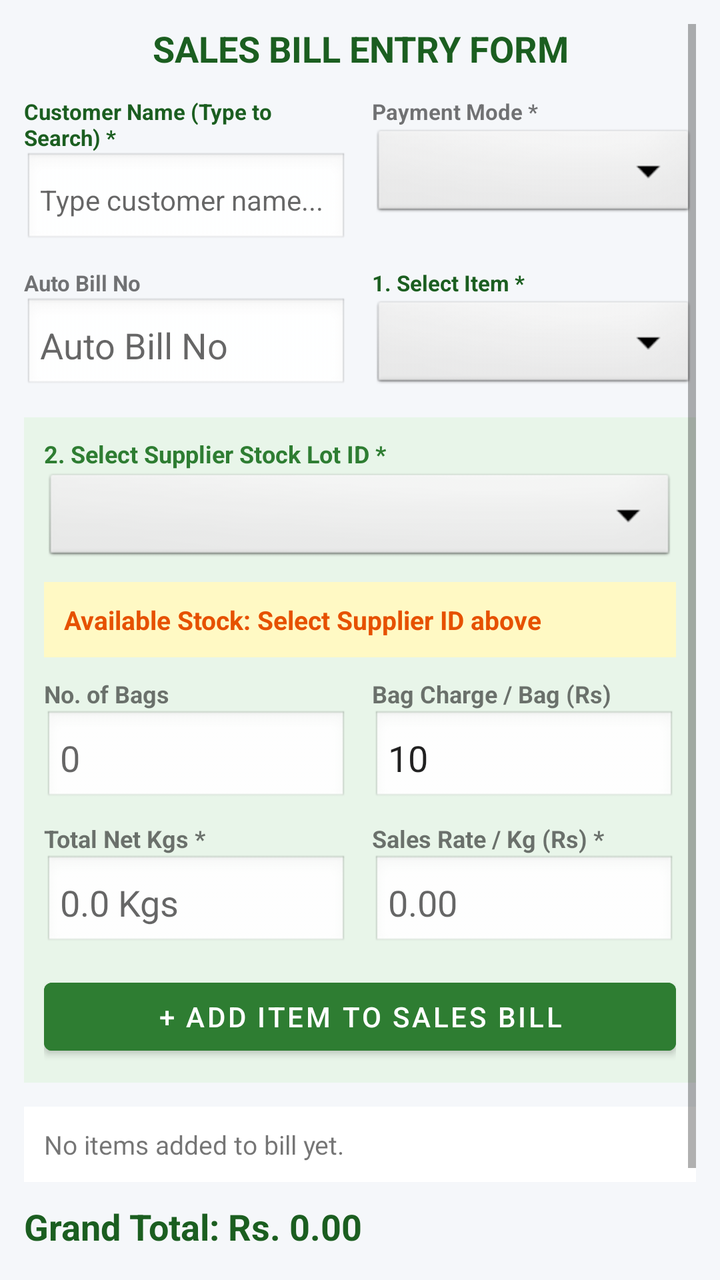
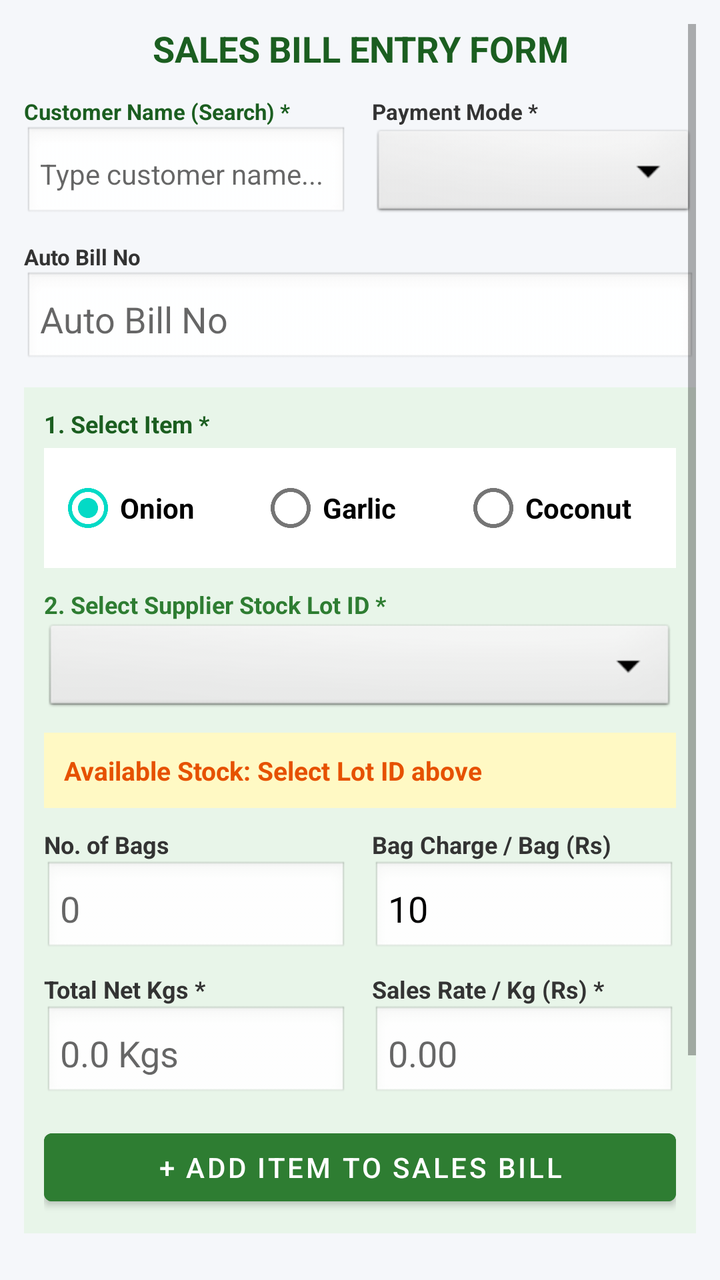

Compare the two renders of this Android layout. The source of the first and the diff that turns it into the second are given below.
<!-- AndroidManifest.xml: application theme Theme.MaterialComponents.DayNight.DarkActionBar -->
<!-- res/layout/activity_sales.xml -->
<?xml version="1.0" encoding="utf-8"?>
<ScrollView xmlns:android="http://schemas.android.com/apk/res/android"
    android:layout_width="match_parent"
    android:layout_height="match_parent"
    android:background="#F5F7FA"
    android:padding="12dp">

    <LinearLayout
        android:layout_width="match_parent"
        android:layout_height="wrap_content"
        android:orientation="vertical">

        <TextView
            android:layout_width="match_parent"
            android:layout_height="wrap_content"
            android:text="SALES BILL ENTRY FORM"
            android:textSize="18sp"
            android:textStyle="bold"
            android:textColor="#1B5E20"
            android:gravity="center"
            android:layout_marginBottom="12dp" />

        
        <LinearLayout
            android:layout_width="match_parent"
            android:layout_height="wrap_content"
            android:orientation="horizontal"
            android:weightSum="2"
            android:layout_marginBottom="10dp">

            <LinearLayout android:layout_width="0dp" android:layout_height="wrap_content" android:layout_weight="1" android:orientation="vertical" android:layout_marginEnd="6dp">
                <TextView android:layout_width="wrap_content" android:layout_height="wrap_content" android:text="Customer Name (Type to Search) *" android:textSize="11sp" android:textStyle="bold" android:textColor="#1B5E20" />
                <AutoCompleteTextView
                    android:id="@+id/actvCustomer"
                    android:layout_width="match_parent"
                    android:layout_height="48dp"
                    android:hint="Type customer name..."
                    android:completionThreshold="1"
                    android:background="@android:drawable/edit_text"
                    android:padding="8dp"
                    android:textSize="14sp" />
            </LinearLayout>

            <LinearLayout android:layout_width="0dp" android:layout_height="wrap_content" android:layout_weight="1" android:orientation="vertical" android:layout_marginStart="6dp">
                <TextView android:layout_width="wrap_content" android:layout_height="wrap_content" android:text="Payment Mode *" android:textSize="11sp" android:textStyle="bold" />
                <Spinner android:id="@+id/spSalesPayMode" android:layout_width="match_parent" android:layout_height="48dp" android:background="@android:drawable/btn_dropdown" />
            </LinearLayout>
        </LinearLayout>

        
        <LinearLayout
            android:layout_width="match_parent"
            android:layout_height="wrap_content"
            android:orientation="horizontal"
            android:weightSum="2"
            android:layout_marginBottom="12dp">

            <LinearLayout android:layout_width="0dp" android:layout_height="wrap_content" android:layout_weight="1" android:orientation="vertical" android:layout_marginEnd="6dp">
                <TextView android:layout_width="wrap_content" android:layout_height="wrap_content" android:text="Auto Bill No" android:textSize="11sp" android:textStyle="bold" />
                <EditText android:id="@+id/etSalesBillNo" android:layout_width="match_parent" android:layout_height="48dp" android:hint="Auto Bill No" android:background="@android:drawable/edit_text" android:padding="8dp" />
            </LinearLayout>

            <LinearLayout android:layout_width="0dp" android:layout_height="wrap_content" android:layout_weight="1" android:orientation="vertical" android:layout_marginStart="6dp">
                <TextView android:layout_width="wrap_content" android:layout_height="wrap_content" android:text="1. Select Item *" android:textSize="11sp" android:textStyle="bold" android:textColor="#1B5E20" />
                <Spinner android:id="@+id/spSalesItem" android:layout_width="match_parent" android:layout_height="48dp" android:background="@android:drawable/btn_dropdown" />
            </LinearLayout>
        </LinearLayout>

        
        <LinearLayout
            android:layout_width="match_parent"
            android:layout_height="wrap_content"
            android:orientation="vertical"
            android:background="#E8F5E9"
            android:padding="10dp"
            android:layout_marginBottom="12dp">

            <TextView android:layout_width="wrap_content" android:layout_height="wrap_content" android:text="2. Select Supplier Stock Lot ID *" android:textSize="12sp" android:textStyle="bold" android:textColor="#2E7D32" />
            <Spinner android:id="@+id/spSupplierBatch" android:layout_width="match_parent" android:layout_height="48dp" android:background="@android:drawable/btn_dropdown" android:layout_marginBottom="8dp" />

            <TextView
                android:id="@+id/tvLiveStockBanner"
                android:layout_width="match_parent"
                android:layout_height="wrap_content"
                android:text="Available Stock: Select Supplier ID above"
                android:background="#FFF9C4"
                android:textColor="#E65100"
                android:textStyle="bold"
                android:textSize="13sp"
                android:padding="10dp"
                android:layout_marginBottom="10dp" />

            
            <LinearLayout
                android:id="@+id/layoutSalesOnion"
                android:layout_width="match_parent"
                android:layout_height="wrap_content"
                android:orientation="horizontal"
                android:weightSum="2"
                android:layout_marginBottom="8dp">

                <LinearLayout android:layout_width="0dp" android:layout_height="wrap_content" android:layout_weight="1" android:orientation="vertical" android:layout_marginEnd="6dp">
                    <TextView android:layout_width="wrap_content" android:layout_height="wrap_content" android:text="No. of Bags" android:textSize="12sp" android:textStyle="bold" />
                    <EditText android:id="@+id/etSalesBags" android:layout_width="match_parent" android:layout_height="48dp" android:hint="0" android:inputType="number" android:background="@android:drawable/edit_text" android:padding="8dp" />
                </LinearLayout>

                <LinearLayout android:layout_width="0dp" android:layout_height="wrap_content" android:layout_weight="1" android:orientation="vertical" android:layout_marginStart="6dp">
                    <TextView android:layout_width="wrap_content" android:layout_height="wrap_content" android:text="Bag Charge / Bag (Rs)" android:textSize="12sp" android:textStyle="bold" />
                    <EditText android:id="@+id/etSalesBagRate" android:layout_width="match_parent" android:layout_height="48dp" android:text="10" android:inputType="numberDecimal" android:background="@android:drawable/edit_text" android:padding="8dp" />
                </LinearLayout>
            </LinearLayout>

            
            <LinearLayout
                android:layout_width="match_parent"
                android:layout_height="wrap_content"
                android:orientation="horizontal"
                android:weightSum="2"
                android:layout_marginBottom="10dp">

                <LinearLayout android:layout_width="0dp" android:layout_height="wrap_content" android:layout_weight="1" android:orientation="vertical" android:layout_marginEnd="6dp">
                    <TextView android:layout_width="wrap_content" android:layout_height="wrap_content" android:text="Total Net Kgs *" android:textSize="12sp" android:textStyle="bold" />
                    <EditText android:id="@+id/etSalesNetKgs" android:layout_width="match_parent" android:layout_height="48dp" android:hint="0.0 Kgs" android:inputType="numberDecimal" android:background="@android:drawable/edit_text" android:padding="8dp" />
                </LinearLayout>

                <LinearLayout android:layout_width="0dp" android:layout_height="wrap_content" android:layout_weight="1" android:orientation="vertical" android:layout_marginStart="6dp">
                    <TextView android:layout_width="wrap_content" android:layout_height="wrap_content" android:text="Sales Rate / Kg (Rs) *" android:textSize="12sp" android:textStyle="bold" />
                    <EditText android:id="@+id/etSalesRatePerKg" android:layout_width="match_parent" android:layout_height="48dp" android:hint="0.00" android:inputType="numberDecimal" android:background="@android:drawable/edit_text" android:padding="8dp" />
                </LinearLayout>
            </LinearLayout>

            <Button android:id="@+id/btnAddSalesItem" android:layout_width="match_parent" android:layout_height="46dp" android:text="+ ADD ITEM TO SALES BILL" android:backgroundTint="#2E7D32" />
        </LinearLayout>

        <TextView android:id="@+id/tvSalesCartList" android:layout_width="match_parent" android:layout_height="wrap_content" android:text="No items added to bill yet." android:background="#FFFFFF" android:padding="10dp" android:textSize="13sp" android:layout_marginBottom="10dp" />
        <TextView android:id="@+id/tvSalesGrandTotal" android:layout_width="match_parent" android:layout_height="wrap_content" android:text="Grand Total: Rs. 0.00" android:textSize="18sp" android:textStyle="bold" android:textColor="#1B5E20" android:layout_marginBottom="12dp" />
        <Button android:id="@+id/btnSaveSalesBill" android:layout_width="match_parent" android:layout_height="52dp" android:text="SUBMIT SALES BILL &amp; UPDATE STOCK" android:backgroundTint="#1B5E20" />

    </LinearLayout>
</ScrollView>
<!-- resources referenced by this layout -->
<resources>

</resources>

<!-- the commit's change to res/layout/activity_sales.xml (unified diff, before → after) -->
@@ -29,7 +29,7 @@
             android:layout_marginBottom="10dp">
 
             <LinearLayout android:layout_width="0dp" android:layout_height="wrap_content" android:layout_weight="1" android:orientation="vertical" android:layout_marginEnd="6dp">
-                <TextView android:layout_width="wrap_content" android:layout_height="wrap_content" android:text="Customer Name (Type to Search) *" android:textSize="11sp" android:textStyle="bold" android:textColor="#1B5E20" />
+                <TextView android:layout_width="wrap_content" android:layout_height="wrap_content" android:text="Customer Name (Search) *" android:textSize="11sp" android:textStyle="bold" android:textColor="#1B5E20" />
                 <AutoCompleteTextView
                     android:id="@+id/actvCustomer"
                     android:layout_width="match_parent"
@@ -38,33 +38,24 @@
                     android:completionThreshold="1"
                     android:background="@android:drawable/edit_text"
                     android:padding="8dp"
+                    android:textColor="#000000"
                     android:textSize="14sp" />
             </LinearLayout>
 
             <LinearLayout android:layout_width="0dp" android:layout_height="wrap_content" android:layout_weight="1" android:orientation="vertical" android:layout_marginStart="6dp">
-                <TextView android:layout_width="wrap_content" android:layout_height="wrap_content" android:text="Payment Mode *" android:textSize="11sp" android:textStyle="bold" />
-                <Spinner android:id="@+id/spSalesPayMode" android:layout_width="match_parent" android:layout_height="48dp" android:background="@android:drawable/btn_dropdown" />
+                <TextView android:layout_width="wrap_content" android:layout_height="wrap_content" android:text="Payment Mode *" android:textSize="11sp" android:textStyle="bold" android:textColor="#333333" />
+                <Spinner
+                    android:id="@+id/spSalesPayMode"
+                    android:layout_width="match_parent"
+                    android:layout_height="48dp"
+                    android:spinnerMode="dialog"
+                    android:background="@android:drawable/btn_dropdown" />
             </LinearLayout>
         </LinearLayout>
 
         
-        <LinearLayout
-            android:layout_width="match_parent"
-            android:layout_height="wrap_content"
-            android:orientation="horizontal"
-            android:weightSum="2"
-            android:layout_marginBottom="12dp">
-
-            <LinearLayout android:layout_width="0dp" android:layout_height="wrap_content" android:layout_weight="1" android:orientation="vertical" android:layout_marginEnd="6dp">
-                <TextView android:layout_width="wrap_content" android:layout_height="wrap_content" android:text="Auto Bill No" android:textSize="11sp" android:textStyle="bold" />
-                <EditText android:id="@+id/etSalesBillNo" android:layout_width="match_parent" android:layout_height="48dp" android:hint="Auto Bill No" android:background="@android:drawable/edit_text" android:padding="8dp" />
-            </LinearLayout>
-
-            <LinearLayout android:layout_width="0dp" android:layout_height="wrap_content" android:layout_weight="1" android:orientation="vertical" android:layout_marginStart="6dp">
-                <TextView android:layout_width="wrap_content" android:layout_height="wrap_content" android:text="1. Select Item *" android:textSize="11sp" android:textStyle="bold" android:textColor="#1B5E20" />
-                <Spinner android:id="@+id/spSalesItem" android:layout_width="match_parent" android:layout_height="48dp" android:background="@android:drawable/btn_dropdown" />
-            </LinearLayout>
-        </LinearLayout>
+        <TextView android:layout_width="wrap_content" android:layout_height="wrap_content" android:text="Auto Bill No" android:textSize="11sp" android:textStyle="bold" android:textColor="#333333" />
+        <EditText android:id="@+id/etSalesBillNo" android:layout_width="match_parent" android:layout_height="48dp" android:hint="Auto Bill No" android:textColor="#000000" android:background="@android:drawable/edit_text" android:padding="8dp" android:layout_marginBottom="10dp" />
 
         
         <LinearLayout
@@ -75,14 +66,60 @@
             android:padding="10dp"
             android:layout_marginBottom="12dp">
 
+            <TextView android:layout_width="wrap_content" android:layout_height="wrap_content" android:text="1. Select Item *" android:textSize="12sp" android:textStyle="bold" android:textColor="#1B5E20" android:layout_marginBottom="4dp" />
+
+            <RadioGroup
+                android:id="@+id/rgSalesItem"
+                android:layout_width="match_parent"
+                android:layout_height="wrap_content"
+                android:orientation="horizontal"
+                android:background="#FFFFFF"
+                android:padding="6dp"
+                android:layout_marginBottom="10dp">
+
+                <RadioButton
+                    android:id="@+id/rbSalesOnion"
+                    android:layout_width="0dp"
+                    android:layout_height="wrap_content"
+                    android:layout_weight="1"
+                    android:text="Onion"
+                    android:textColor="#000000"
+                    android:textStyle="bold"
+                    android:checked="true" />
+
+                <RadioButton
+                    android:id="@+id/rbSalesGarlic"
+                    android:layout_width="0dp"
+                    android:layout_height="wrap_content"
+                    android:layout_weight="1"
+                    android:text="Garlic"
+                    android:textColor="#000000"
+                    android:textStyle="bold" />
+
+                <RadioButton
+                    android:id="@+id/rbSalesCoconut"
+                    android:layout_width="0dp"
+                    android:layout_height="wrap_content"
+                    android:layout_weight="1"
+                    android:text="Coconut"
+                    android:textColor="#000000"
+                    android:textStyle="bold" />
+            </RadioGroup>
+
             <TextView android:layout_width="wrap_content" android:layout_height="wrap_content" android:text="2. Select Supplier Stock Lot ID *" android:textSize="12sp" android:textStyle="bold" android:textColor="#2E7D32" />
-            <Spinner android:id="@+id/spSupplierBatch" android:layout_width="match_parent" android:layout_height="48dp" android:background="@android:drawable/btn_dropdown" android:layout_marginBottom="8dp" />
+            <Spinner
+                android:id="@+id/spSupplierBatch"
+                android:layout_width="match_parent"
+                android:layout_height="48dp"
+                android:spinnerMode="dialog"
+                android:background="@android:drawable/btn_dropdown"
+                android:layout_marginBottom="8dp" />
 
             <TextView
                 android:id="@+id/tvLiveStockBanner"
                 android:layout_width="match_parent"
                 android:layout_height="wrap_content"
-                android:text="Available Stock: Select Supplier ID above"
+                android:text="Available Stock: Select Lot ID above"
                 android:background="#FFF9C4"
                 android:textColor="#E65100"
                 android:textStyle="bold"
@@ -100,13 +137,13 @@
                 android:layout_marginBottom="8dp">
 
                 <LinearLayout android:layout_width="0dp" android:layout_height="wrap_content" android:layout_weight="1" android:orientation="vertical" android:layout_marginEnd="6dp">
-                    <TextView android:layout_width="wrap_content" android:layout_height="wrap_content" android:text="No. of Bags" android:textSize="12sp" android:textStyle="bold" />
-                    <EditText android:id="@+id/etSalesBags" android:layout_width="match_parent" android:layout_height="48dp" android:hint="0" android:inputType="number" android:background="@android:drawable/edit_text" android:padding="8dp" />
+                    <TextView android:layout_width="wrap_content" android:layout_height="wrap_content" android:text="No. of Bags" android:textSize="12sp" android:textStyle="bold" android:textColor="#333333" />
+                    <EditText android:id="@+id/etSalesBags" android:layout_width="match_parent" android:layout_height="48dp" android:hint="0" android:textColor="#000000" android:inputType="number" android:background="@android:drawable/edit_text" android:padding="8dp" />
                 </LinearLayout>
 
                 <LinearLayout android:layout_width="0dp" android:layout_height="wrap_content" android:layout_weight="1" android:orientation="vertical" android:layout_marginStart="6dp">
-                    <TextView android:layout_width="wrap_content" android:layout_height="wrap_content" android:text="Bag Charge / Bag (Rs)" android:textSize="12sp" android:textStyle="bold" />
-                    <EditText android:id="@+id/etSalesBagRate" android:layout_width="match_parent" android:layout_height="48dp" android:text="10" android:inputType="numberDecimal" android:background="@android:drawable/edit_text" android:padding="8dp" />
+                    <TextView android:layout_width="wrap_content" android:layout_height="wrap_content" android:text="Bag Charge / Bag (Rs)" android:textSize="12sp" android:textStyle="bold" android:textColor="#333333" />
+                    <EditText android:id="@+id/etSalesBagRate" android:layout_width="match_parent" android:layout_height="48dp" android:text="10" android:textColor="#000000" android:inputType="numberDecimal" android:background="@android:drawable/edit_text" android:padding="8dp" />
                 </LinearLayout>
             </LinearLayout>
 
@@ -119,22 +156,22 @@
                 android:layout_marginBottom="10dp">
 
                 <LinearLayout android:layout_width="0dp" android:layout_height="wrap_content" android:layout_weight="1" android:orientation="vertical" android:layout_marginEnd="6dp">
-                    <TextView android:layout_width="wrap_content" android:layout_height="wrap_content" android:text="Total Net Kgs *" android:textSize="12sp" android:textStyle="bold" />
-                    <EditText android:id="@+id/etSalesNetKgs" android:layout_width="match_parent" android:layout_height="48dp" android:hint="0.0 Kgs" android:inputType="numberDecimal" android:background="@android:drawable/edit_text" android:padding="8dp" />
+                    <TextView android:layout_width="wrap_content" android:layout_height="wrap_content" android:text="Total Net Kgs *" android:textSize="12sp" android:textStyle="bold" android:textColor="#333333" />
+                    <EditText android:id="@+id/etSalesNetKgs" android:layout_width="match_parent" android:layout_height="48dp" android:hint="0.0 Kgs" android:textColor="#000000" android:inputType="numberDecimal" android:background="@android:drawable/edit_text" android:padding="8dp" />
                 </LinearLayout>
 
                 <LinearLayout android:layout_width="0dp" android:layout_height="wrap_content" android:layout_weight="1" android:orientation="vertical" android:layout_marginStart="6dp">
-                    <TextView android:layout_width="wrap_content" android:layout_height="wrap_content" android:text="Sales Rate / Kg (Rs) *" android:textSize="12sp" android:textStyle="bold" />
-                    <EditText android:id="@+id/etSalesRatePerKg" android:layout_width="match_parent" android:layout_height="48dp" android:hint="0.00" android:inputType="numberDecimal" android:background="@android:drawable/edit_text" android:padding="8dp" />
+                    <TextView android:layout_width="wrap_content" android:layout_height="wrap_content" android:text="Sales Rate / Kg (Rs) *" android:textSize="12sp" android:textStyle="bold" android:textColor="#333333" />
+                    <EditText android:id="@+id/etSalesRatePerKg" android:layout_width="match_parent" android:layout_height="48dp" android:hint="0.00" android:textColor="#000000" android:inputType="numberDecimal" android:background="@android:drawable/edit_text" android:padding="8dp" />
                 </LinearLayout>
             </LinearLayout>
 
-            <Button android:id="@+id/btnAddSalesItem" android:layout_width="match_parent" android:layout_height="46dp" android:text="+ ADD ITEM TO SALES BILL" android:backgroundTint="#2E7D32" />
+            <Button android:id="@+id/btnAddSalesItem" android:layout_width="match_parent" android:layout_height="46dp" android:text="+ ADD ITEM TO SALES BILL" android:backgroundTint="#2E7D32" android:textColor="#FFFFFF" />
         </LinearLayout>
 
-        <TextView android:id="@+id/tvSalesCartList" android:layout_width="match_parent" android:layout_height="wrap_content" android:text="No items added to bill yet." android:background="#FFFFFF" android:padding="10dp" android:textSize="13sp" android:layout_marginBottom="10dp" />
+        <TextView android:id="@+id/tvSalesCartList" android:layout_width="match_parent" android:layout_height="wrap_content" android:text="No items added to bill yet." android:background="#FFFFFF" android:textColor="#000000" android:padding="10dp" android:textSize="13sp" android:layout_marginBottom="10dp" />
         <TextView android:id="@+id/tvSalesGrandTotal" android:layout_width="match_parent" android:layout_height="wrap_content" android:text="Grand Total: Rs. 0.00" android:textSize="18sp" android:textStyle="bold" android:textColor="#1B5E20" android:layout_marginBottom="12dp" />
-        <Button android:id="@+id/btnSaveSalesBill" android:layout_width="match_parent" android:layout_height="52dp" android:text="SUBMIT SALES BILL &amp; UPDATE STOCK" android:backgroundTint="#1B5E20" />
+        <Button android:id="@+id/btnSaveSalesBill" android:layout_width="match_parent" android:layout_height="52dp" android:text="SUBMIT SALES BILL &amp; UPDATE STOCK" android:backgroundTint="#1B5E20" android:textColor="#FFFFFF" />
 
     </LinearLayout>
 </ScrollView>
